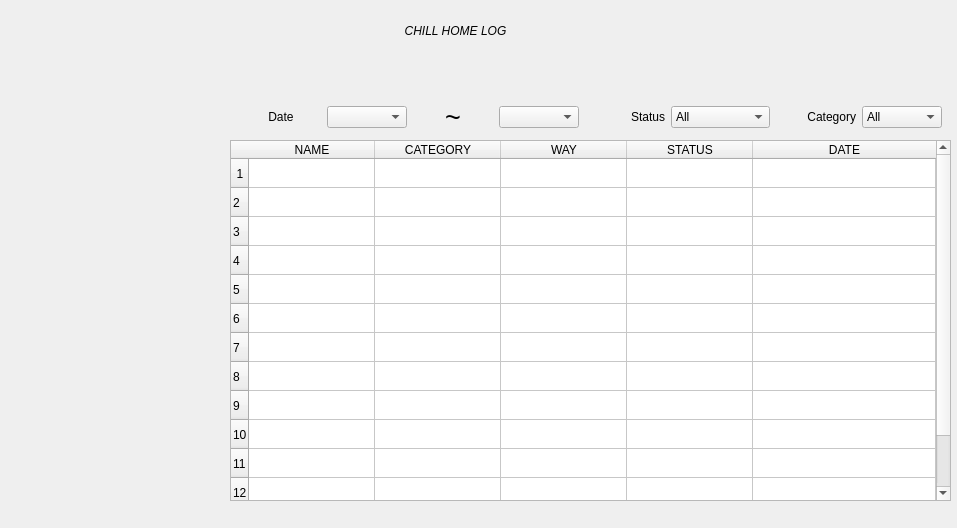
Above: SmartHome/GUI/gui_log.ui from addinedu-ros-8th/iot-repo-4 before the change. Below: the same form after it.
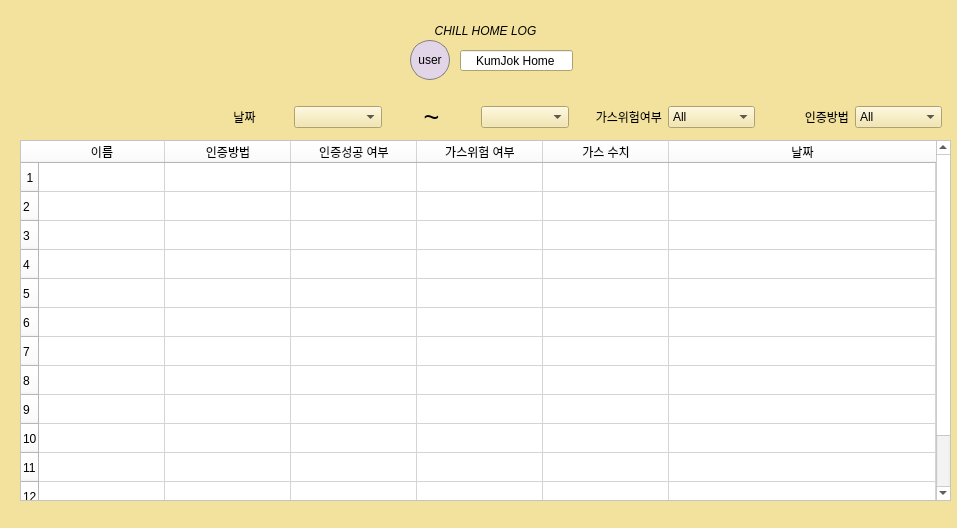
That is the form after the change.

```diff
--- a/SmartHome/GUI/gui_log.ui
+++ b/SmartHome/GUI/gui_log.ui
@@ -10,13 +10,482 @@
     <height>528</height>
    </rect>
   </property>
+  <property name="palette">
+   <palette>
+    <active>
+     <colorrole role="WindowText">
+      <brush brushstyle="SolidPattern">
+       <color alpha="255">
+        <red>0</red>
+        <green>0</green>
+        <blue>0</blue>
+       </color>
+      </brush>
+     </colorrole>
+     <colorrole role="Button">
+      <brush brushstyle="SolidPattern">
+       <color alpha="255">
+        <red>243</red>
+        <green>226</green>
+        <blue>158</blue>
+       </color>
+      </brush>
+     </colorrole>
+     <colorrole role="Light">
+      <brush brushstyle="SolidPattern">
+       <color alpha="255">
+        <red>255</red>
+        <green>255</green>
+        <blue>255</blue>
+       </color>
+      </brush>
+     </colorrole>
+     <colorrole role="Midlight">
+      <brush brushstyle="SolidPattern">
+       <color alpha="255">
+        <red>249</red>
+        <green>240</green>
+        <blue>206</blue>
+       </color>
+      </brush>
+     </colorrole>
+     <colorrole role="Dark">
+      <brush brushstyle="SolidPattern">
+       <color alpha="255">
+        <red>122</red>
+        <green>113</green>
+        <blue>79</blue>
+       </color>
+      </brush>
+     </colorrole>
+     <colorrole role="Mid">
+      <brush brushstyle="SolidPattern">
+       <color alpha="255">
+        <red>162</red>
+        <green>151</green>
+        <blue>106</blue>
+       </color>
+      </brush>
+     </colorrole>
+     <colorrole role="Text">
+      <brush brushstyle="SolidPattern">
+       <color alpha="255">
+        <red>0</red>
+        <green>0</green>
+        <blue>0</blue>
+       </color>
+      </brush>
+     </colorrole>
+     <colorrole role="BrightText">
+      <brush brushstyle="SolidPattern">
+       <color alpha="255">
+        <red>255</red>
+        <green>255</green>
+        <blue>255</blue>
+       </color>
+      </brush>
+     </colorrole>
+     <colorrole role="ButtonText">
+      <brush brushstyle="SolidPattern">
+       <color alpha="255">
+        <red>0</red>
+        <green>0</green>
+        <blue>0</blue>
+       </color>
+      </brush>
+     </colorrole>
+     <colorrole role="Base">
+      <brush brushstyle="SolidPattern">
+       <color alpha="255">
+        <red>255</red>
+        <green>255</green>
+        <blue>255</blue>
+       </color>
+      </brush>
+     </colorrole>
+     <colorrole role="Window">
+      <brush brushstyle="SolidPattern">
+       <color alpha="255">
+        <red>243</red>
+        <green>226</green>
+        <blue>158</blue>
+       </color>
+      </brush>
+     </colorrole>
+     <colorrole role="Shadow">
+      <brush brushstyle="SolidPattern">
+       <color alpha="255">
+        <red>0</red>
+        <green>0</green>
+        <blue>0</blue>
+       </color>
+      </brush>
+     </colorrole>
+     <colorrole role="AlternateBase">
+      <brush brushstyle="SolidPattern">
+       <color alpha="255">
+        <red>249</red>
+        <green>240</green>
+        <blue>206</blue>
+       </color>
+      </brush>
+     </colorrole>
+     <colorrole role="ToolTipBase">
+      <brush brushstyle="SolidPattern">
+       <color alpha="255">
+        <red>255</red>
+        <green>255</green>
+        <blue>220</blue>
+       </color>
+      </brush>
+     </colorrole>
+     <colorrole role="ToolTipText">
+      <brush brushstyle="SolidPattern">
+       <color alpha="255">
+        <red>0</red>
+        <green>0</green>
+        <blue>0</blue>
+       </color>
+      </brush>
+     </colorrole>
+     <colorrole role="PlaceholderText">
+      <brush brushstyle="SolidPattern">
+       <color alpha="127">
+        <red>0</red>
+        <green>0</green>
+        <blue>0</blue>
+       </color>
+      </brush>
+     </colorrole>
+     <colorrole role="Accent">
+      <brush brushstyle="SolidPattern">
+       <color alpha="255">
+        <red>255</red>
+        <green>255</green>
+        <blue>255</blue>
+       </color>
+      </brush>
+     </colorrole>
+    </active>
+    <inactive>
+     <colorrole role="WindowText">
+      <brush brushstyle="SolidPattern">
+       <color alpha="255">
+        <red>0</red>
+        <green>0</green>
+        <blue>0</blue>
+       </color>
+      </brush>
+     </colorrole>
+     <colorrole role="Button">
+      <brush brushstyle="SolidPattern">
+       <color alpha="255">
+        <red>243</red>
+        <green>226</green>
+        <blue>158</blue>
+       </color>
+      </brush>
+     </colorrole>
+     <colorrole role="Light">
+      <brush brushstyle="SolidPattern">
+       <color alpha="255">
+        <red>255</red>
+        <green>255</green>
+        <blue>255</blue>
+       </color>
+      </brush>
+     </colorrole>
+     <colorrole role="Midlight">
+      <brush brushstyle="SolidPattern">
+       <color alpha="255">
+        <red>249</red>
+        <green>240</green>
+        <blue>206</blue>
+       </color>
+      </brush>
+     </colorrole>
+     <colorrole role="Dark">
+      <brush brushstyle="SolidPattern">
+       <color alpha="255">
+        <red>122</red>
+        <green>113</green>
+        <blue>79</blue>
+       </color>
+      </brush>
+     </colorrole>
+     <colorrole role="Mid">
+      <brush brushstyle="SolidPattern">
+       <color alpha="255">
+        <red>162</red>
+        <green>151</green>
+        <blue>106</blue>
+       </color>
+      </brush>
+     </colorrole>
+     <colorrole role="Text">
+      <brush brushstyle="SolidPattern">
+       <color alpha="255">
+        <red>0</red>
+        <green>0</green>
+        <blue>0</blue>
+       </color>
+      </brush>
+     </colorrole>
+     <colorrole role="BrightText">
+      <brush brushstyle="SolidPattern">
+       <color alpha="255">
+        <red>255</red>
+        <green>255</green>
+        <blue>255</blue>
+       </color>
+      </brush>
+     </colorrole>
+     <colorrole role="ButtonText">
+      <brush brushstyle="SolidPattern">
+       <color alpha="255">
+        <red>0</red>
+        <green>0</green>
+        <blue>0</blue>
+       </color>
+      </brush>
+     </colorrole>
+     <colorrole role="Base">
+      <brush brushstyle="SolidPattern">
+       <color alpha="255">
+        <red>255</red>
+        <green>255</green>
+        <blue>255</blue>
+       </color>
+      </brush>
+     </colorrole>
+     <colorrole role="Window">
+      <brush brushstyle="SolidPattern">
+       <color alpha="255">
+        <red>243</red>
+        <green>226</green>
+        <blue>158</blue>
+       </color>
+      </brush>
+     </colorrole>
+     <colorrole role="Shadow">
+      <brush brushstyle="SolidPattern">
+       <color alpha="255">
+        <red>0</red>
+        <green>0</green>
+        <blue>0</blue>
+       </color>
+      </brush>
+     </colorrole>
+     <colorrole role="AlternateBase">
+      <brush brushstyle="SolidPattern">
+       <color alpha="255">
+        <red>249</red>
+        <green>240</green>
+        <blue>206</blue>
+       </color>
+      </brush>
+     </colorrole>
+     <colorrole role="ToolTipBase">
+      <brush brushstyle="SolidPattern">
+       <color alpha="255">
+        <red>255</red>
+        <green>255</green>
+        <blue>220</blue>
+       </color>
+      </brush>
+     </colorrole>
+     <colorrole role="ToolTipText">
+      <brush brushstyle="SolidPattern">
+       <color alpha="255">
+        <red>0</red>
+        <green>0</green>
+        <blue>0</blue>
+       </color>
+      </brush>
+     </colorrole>
+     <colorrole role="PlaceholderText">
+      <brush brushstyle="SolidPattern">
+       <color alpha="127">
+        <red>0</red>
+        <green>0</green>
+        <blue>0</blue>
+       </color>
+      </brush>
+     </colorrole>
+     <colorrole role="Accent">
+      <brush brushstyle="SolidPattern">
+       <color alpha="255">
+        <red>255</red>
+        <green>255</green>
+        <blue>255</blue>
+       </color>
+      </brush>
+     </colorrole>
+    </inactive>
+    <disabled>
+     <colorrole role="WindowText">
+      <brush brushstyle="SolidPattern">
+       <color alpha="255">
+        <red>122</red>
+        <green>113</green>
+        <blue>79</blue>
+       </color>
+      </brush>
+     </colorrole>
+     <colorrole role="Button">
+      <brush brushstyle="SolidPattern">
+       <color alpha="255">
+        <red>243</red>
+        <green>226</green>
+        <blue>158</blue>
+       </color>
+      </brush>
+     </colorrole>
+     <colorrole role="Light">
+      <brush brushstyle="SolidPattern">
+       <color alpha="255">
+        <red>255</red>
+        <green>255</green>
+        <blue>255</blue>
+       </color>
+      </brush>
+     </colorrole>
+     <colorrole role="Midlight">
+      <brush brushstyle="SolidPattern">
+       <color alpha="255">
+        <red>249</red>
+        <green>240</green>
+        <blue>206</blue>
+       </color>
+      </brush>
+     </colorrole>
+     <colorrole role="Dark">
+      <brush brushstyle="SolidPattern">
+       <color alpha="255">
+        <red>122</red>
+        <green>113</green>
+        <blue>79</blue>
+       </color>
+      </brush>
+     </colorrole>
+     <colorrole role="Mid">
+      <brush brushstyle="SolidPattern">
+       <color alpha="255">
+        <red>162</red>
+        <green>151</green>
+        <blue>106</blue>
+       </color>
+      </brush>
+     </colorrole>
+     <colorrole role="Text">
+      <brush brushstyle="SolidPattern">
+       <color alpha="255">
+        <red>122</red>
+        <green>113</green>
+        <blue>79</blue>
+       </color>
+      </brush>
+     </colorrole>
+     <colorrole role="BrightText">
+      <brush brushstyle="SolidPattern">
+       <color alpha="255">
+        <red>255</red>
+        <green>255</green>
+        <blue>255</blue>
+       </color>
+      </brush>
+     </colorrole>
+     <colorrole role="ButtonText">
+      <brush brushstyle="SolidPattern">
+       <color alpha="255">
+        <red>122</red>
+        <green>113</green>
+        <blue>79</blue>
+       </color>
+      </brush>
+     </colorrole>
+     <colorrole role="Base">
+      <brush brushstyle="SolidPattern">
+       <color alpha="255">
+        <red>243</red>
+        <green>226</green>
+        <blue>158</blue>
+       </color>
+      </brush>
+     </colorrole>
+     <colorrole role="Window">
+      <brush brushstyle="SolidPattern">
+       <color alpha="255">
+        <red>243</red>
+        <green>226</green>
+        <blue>158</blue>
+       </color>
+      </brush>
+     </colorrole>
+     <colorrole role="Shadow">
+      <brush brushstyle="SolidPattern">
+       <color alpha="255">
+        <red>0</red>
+        <green>0</green>
+        <blue>0</blue>
+       </color>
+      </brush>
+     </colorrole>
+     <colorrole role="AlternateBase">
+      <brush brushstyle="SolidPattern">
+       <color alpha="255">
+        <red>243</red>
+        <green>226</green>
+        <blue>158</blue>
+       </color>
+      </brush>
+     </colorrole>
+     <colorrole role="ToolTipBase">
+      <brush brushstyle="SolidPattern">
+       <color alpha="255">
+        <red>255</red>
+        <green>255</green>
+        <blue>220</blue>
+       </color>
+      </brush>
+     </colorrole>
+     <colorrole role="ToolTipText">
+      <brush brushstyle="SolidPattern">
+       <color alpha="255">
+        <red>0</red>
+        <green>0</green>
+        <blue>0</blue>
+       </color>
+      </brush>
+     </colorrole>
+     <colorrole role="PlaceholderText">
+      <brush brushstyle="SolidPattern">
+       <color alpha="127">
+        <red>122</red>
+        <green>113</green>
+        <blue>79</blue>
+       </color>
+      </brush>
+     </colorrole>
+     <colorrole role="Accent">
+      <brush brushstyle="SolidPattern">
+       <color alpha="255">
+        <red>255</red>
+        <green>249</green>
+        <blue>227</blue>
+       </color>
+      </brush>
+     </colorrole>
+    </disabled>
+   </palette>
+  </property>
   <property name="windowTitle">
    <string>Dialog</string>
   </property>
   <widget class="QLabel" name="title">
    <property name="geometry">
     <rect>
-     <x>360</x>
+     <x>390</x>
      <y>10</y>
      <width>191</width>
      <height>41</height>
@@ -31,18 +500,487 @@
     <string>CHILL HOME LOG</string>
    </property>
    <property name="alignment">
-    <set>Qt::AlignCenter</set>
+    <set>Qt::AlignmentFlag::AlignCenter</set>
    </property>
   </widget>
   <widget class="QTableWidget" name="tableWidget">
    <property name="geometry">
     <rect>
-     <x>230</x>
+     <x>20</x>
      <y>140</y>
-     <width>721</width>
+     <width>931</width>
      <height>361</height>
     </rect>
    </property>
+   <property name="palette">
+    <palette>
+     <active>
+      <colorrole role="WindowText">
+       <brush brushstyle="SolidPattern">
+        <color alpha="255">
+         <red>0</red>
+         <green>0</green>
+         <blue>0</blue>
+        </color>
+       </brush>
+      </colorrole>
+      <colorrole role="Button">
+       <brush brushstyle="SolidPattern">
+        <color alpha="255">
+         <red>255</red>
+         <green>255</green>
+         <blue>255</blue>
+        </color>
+       </brush>
+      </colorrole>
+      <colorrole role="Light">
+       <brush brushstyle="SolidPattern">
+        <color alpha="255">
+         <red>255</red>
+         <green>255</green>
+         <blue>255</blue>
+        </color>
+       </brush>
+      </colorrole>
+      <colorrole role="Midlight">
+       <brush brushstyle="SolidPattern">
+        <color alpha="255">
+         <red>255</red>
+         <green>255</green>
+         <blue>255</blue>
+        </color>
+       </brush>
+      </colorrole>
+      <colorrole role="Dark">
+       <brush brushstyle="SolidPattern">
+        <color alpha="255">
+         <red>127</red>
+         <green>127</green>
+         <blue>127</blue>
+        </color>
+       </brush>
+      </colorrole>
+      <colorrole role="Mid">
+       <brush brushstyle="SolidPattern">
+        <color alpha="255">
+         <red>170</red>
+         <green>170</green>
+         <blue>170</blue>
+        </color>
+       </brush>
+      </colorrole>
+      <colorrole role="Text">
+       <brush brushstyle="SolidPattern">
+        <color alpha="255">
+         <red>0</red>
+         <green>0</green>
+         <blue>0</blue>
+        </color>
+       </brush>
+      </colorrole>
+      <colorrole role="BrightText">
+       <brush brushstyle="SolidPattern">
+        <color alpha="255">
+         <red>255</red>
+         <green>255</green>
+         <blue>255</blue>
+        </color>
+       </brush>
+      </colorrole>
+      <colorrole role="ButtonText">
+       <brush brushstyle="SolidPattern">
+        <color alpha="255">
+         <red>0</red>
+         <green>0</green>
+         <blue>0</blue>
+        </color>
+       </brush>
+      </colorrole>
+      <colorrole role="Base">
+       <brush brushstyle="SolidPattern">
+        <color alpha="255">
+         <red>255</red>
+         <green>255</green>
+         <blue>255</blue>
+        </color>
+       </brush>
+      </colorrole>
+      <colorrole role="Window">
+       <brush brushstyle="SolidPattern">
+        <color alpha="255">
+         <red>255</red>
+         <green>255</green>
+         <blue>255</blue>
+        </color>
+       </brush>
+      </colorrole>
+      <colorrole role="Shadow">
+       <brush brushstyle="SolidPattern">
+        <color alpha="255">
+         <red>0</red>
+         <green>0</green>
+         <blue>0</blue>
+        </color>
+       </brush>
+      </colorrole>
+      <colorrole role="AlternateBase">
+       <brush brushstyle="SolidPattern">
+        <color alpha="255">
+         <red>255</red>
+         <green>255</green>
+         <blue>255</blue>
+        </color>
+       </brush>
+      </colorrole>
+      <colorrole role="ToolTipBase">
+       <brush brushstyle="SolidPattern">
+        <color alpha="255">
+         <red>255</red>
+         <green>255</green>
+         <blue>220</blue>
+        </color>
+       </brush>
+      </colorrole>
+      <colorrole role="ToolTipText">
+       <brush brushstyle="SolidPattern">
+        <color alpha="255">
+         <red>0</red>
+         <green>0</green>
+         <blue>0</blue>
+        </color>
+       </brush>
+      </colorrole>
+      <colorrole role="PlaceholderText">
+       <brush brushstyle="SolidPattern">
+        <color alpha="127">
+         <red>0</red>
+         <green>0</green>
+         <blue>0</blue>
+        </color>
+       </brush>
+      </colorrole>
+      <colorrole role="Accent">
+       <brush brushstyle="SolidPattern">
+        <color alpha="255">
+         <red>255</red>
+         <green>255</green>
+         <blue>255</blue>
+        </color>
+       </brush>
+      </colorrole>
+     </active>
+     <inactive>
+      <colorrole role="WindowText">
+       <brush brushstyle="SolidPattern">
+        <color alpha="255">
+         <red>0</red>
+         <green>0</green>
+         <blue>0</blue>
+        </color>
+       </brush>
+      </colorrole>
+      <colorrole role="Button">
+       <brush brushstyle="SolidPattern">
+        <color alpha="255">
+         <red>255</red>
+         <green>255</green>
+         <blue>255</blue>
+        </color>
+       </brush>
+      </colorrole>
+      <colorrole role="Light">
+       <brush brushstyle="SolidPattern">
+        <color alpha="255">
+         <red>255</red>
+         <green>255</green>
+         <blue>255</blue>
+        </color>
+       </brush>
+      </colorrole>
+      <colorrole role="Midlight">
+       <brush brushstyle="SolidPattern">
+        <color alpha="255">
+         <red>255</red>
+         <green>255</green>
+         <blue>255</blue>
+        </color>
+       </brush>
+      </colorrole>
+      <colorrole role="Dark">
+       <brush brushstyle="SolidPattern">
+        <color alpha="255">
+         <red>127</red>
+         <green>127</green>
+         <blue>127</blue>
+        </color>
+       </brush>
+      </colorrole>
+      <colorrole role="Mid">
+       <brush brushstyle="SolidPattern">
+        <color alpha="255">
+         <red>170</red>
+         <green>170</green>
+         <blue>170</blue>
+        </color>
+       </brush>
+      </colorrole>
+      <colorrole role="Text">
+       <brush brushstyle="SolidPattern">
+        <color alpha="255">
+         <red>0</red>
+         <green>0</green>
+         <blue>0</blue>
+        </color>
+       </brush>
+      </colorrole>
+      <colorrole role="BrightText">
+       <brush brushstyle="SolidPattern">
+        <color alpha="255">
+         <red>255</red>
+         <green>255</green>
+         <blue>255</blue>
+        </color>
+       </brush>
+      </colorrole>
+      <colorrole role="ButtonText">
+       <brush brushstyle="SolidPattern">
+        <color alpha="255">
+         <red>0</red>
+         <green>0</green>
+         <blue>0</blue>
+        </color>
+       </brush>
+      </colorrole>
+      <colorrole role="Base">
+       <brush brushstyle="SolidPattern">
+        <color alpha="255">
+         <red>255</red>
+         <green>255</green>
+         <blue>255</blue>
+        </color>
+       </brush>
+      </colorrole>
+      <colorrole role="Window">
+       <brush brushstyle="SolidPattern">
+        <color alpha="255">
+         <red>255</red>
+         <green>255</green>
+         <blue>255</blue>
+        </color>
+       </brush>
+      </colorrole>
+      <colorrole role="Shadow">
+       <brush brushstyle="SolidPattern">
+        <color alpha="255">
+         <red>0</red>
+         <green>0</green>
+         <blue>0</blue>
+        </color>
+       </brush>
+      </colorrole>
+      <colorrole role="AlternateBase">
+       <brush brushstyle="SolidPattern">
+        <color alpha="255">
+         <red>255</red>
+         <green>255</green>
+         <blue>255</blue>
+        </color>
+       </brush>
+      </colorrole>
+      <colorrole role="ToolTipBase">
+       <brush brushstyle="SolidPattern">
+        <color alpha="255">
+         <red>255</red>
+         <green>255</green>
+         <blue>220</blue>
+        </color>
+       </brush>
+      </colorrole>
+      <colorrole role="ToolTipText">
+       <brush brushstyle="SolidPattern">
+        <color alpha="255">
+         <red>0</red>
+         <green>0</green>
+         <blue>0</blue>
+        </color>
+       </brush>
+      </colorrole>
+      <colorrole role="PlaceholderText">
+       <brush brushstyle="SolidPattern">
+        <color alpha="127">
+         <red>0</red>
+         <green>0</green>
+         <blue>0</blue>
+        </color>
+       </brush>
+      </colorrole>
+      <colorrole role="Accent">
+       <brush brushstyle="SolidPattern">
+        <color alpha="255">
+         <red>255</red>
+         <green>255</green>
+         <blue>255</blue>
+        </color>
+       </brush>
+      </colorrole>
+     </inactive>
+     <disabled>
+      <colorrole role="WindowText">
+       <brush brushstyle="SolidPattern">
+        <color alpha="255">
+         <red>127</red>
+         <green>127</green>
+         <blue>127</blue>
+        </color>
+       </brush>
+      </colorrole>
+      <colorrole role="Button">
+       <brush brushstyle="SolidPattern">
+        <color alpha="255">
+         <red>255</red>
+         <green>255</green>
+         <blue>255</blue>
+        </color>
+       </brush>
+      </colorrole>
+      <colorrole role="Light">
+       <brush brushstyle="SolidPattern">
+        <color alpha="255">
+         <red>255</red>
+         <green>255</green>
+         <blue>255</blue>
+        </color>
+       </brush>
+      </colorrole>
+      <colorrole role="Midlight">
+       <brush brushstyle="SolidPattern">
+        <color alpha="255">
+         <red>255</red>
+         <green>255</green>
+         <blue>255</blue>
+        </color>
+       </brush>
+      </colorrole>
+      <colorrole role="Dark">
+       <brush brushstyle="SolidPattern">
+        <color alpha="255">
+         <red>127</red>
+         <green>127</green>
+         <blue>127</blue>
+        </color>
+       </brush>
+      </colorrole>
+      <colorrole role="Mid">
+       <brush brushstyle="SolidPattern">
+        <color alpha="255">
+         <red>170</red>
+         <green>170</green>
+         <blue>170</blue>
+        </color>
+       </brush>
+      </colorrole>
+      <colorrole role="Text">
+       <brush brushstyle="SolidPattern">
+        <color alpha="255">
+         <red>127</red>
+         <green>127</green>
+         <blue>127</blue>
+        </color>
+       </brush>
+      </colorrole>
+      <colorrole role="BrightText">
+       <brush brushstyle="SolidPattern">
+        <color alpha="255">
+         <red>255</red>
+         <green>255</green>
+         <blue>255</blue>
+        </color>
+       </brush>
+      </colorrole>
+      <colorrole role="ButtonText">
+       <brush brushstyle="SolidPattern">
+        <color alpha="255">
+         <red>127</red>
+         <green>127</green>
+         <blue>127</blue>
+        </color>
+       </brush>
+      </colorrole>
+      <colorrole role="Base">
+       <brush brushstyle="SolidPattern">
+        <color alpha="255">
+         <red>255</red>
+         <green>255</green>
+         <blue>255</blue>
+        </color>
+       </brush>
+      </colorrole>
+      <colorrole role="Window">
+       <brush brushstyle="SolidPattern">
+        <color alpha="255">
+         <red>255</red>
+         <green>255</green>
+         <blue>255</blue>
+        </color>
+       </brush>
+      </colorrole>
+      <colorrole role="Shadow">
+       <brush brushstyle="SolidPattern">
+        <color alpha="255">
+         <red>0</red>
+         <green>0</green>
+         <blue>0</blue>
+        </color>
+       </brush>
+      </colorrole>
+      <colorrole role="AlternateBase">
+       <brush brushstyle="SolidPattern">
+        <color alpha="255">
+         <red>255</red>
+         <green>255</green>
+         <blue>255</blue>
+        </color>
+       </brush>
+      </colorrole>
+      <colorrole role="ToolTipBase">
+       <brush brushstyle="SolidPattern">
+        <color alpha="255">
+         <red>255</red>
+         <green>255</green>
+         <blue>220</blue>
+        </color>
+       </brush>
+      </colorrole>
+      <colorrole role="ToolTipText">
+       <brush brushstyle="SolidPattern">
+        <color alpha="255">
+         <red>0</red>
+         <green>0</green>
+         <blue>0</blue>
+        </color>
+       </brush>
+      </colorrole>
+      <colorrole role="PlaceholderText">
+       <brush brushstyle="SolidPattern">
+        <color alpha="127">
+         <red>127</red>
+         <green>127</green>
+         <blue>127</blue>
+        </color>
+       </brush>
+      </colorrole>
+      <colorrole role="Accent">
+       <brush brushstyle="SolidPattern">
+        <color alpha="255">
+         <red>255</red>
+         <green>255</green>
+         <blue>255</blue>
+        </color>
+       </brush>
+      </colorrole>
+     </disabled>
+    </palette>
+   </property>
    <attribute name="horizontalHeaderDefaultSectionSize">
     <number>126</number>
    </attribute>
@@ -63,69 +1001,21 @@
      <set>AlignCenter</set>
     </property>
    </row>
-   <row>
-    <property name="text">
-     <string>2</string>
-    </property>
-   </row>
-   <row>
-    <property name="text">
-     <string>3</string>
-    </property>
-   </row>
-   <row>
-    <property name="text">
-     <string>4</string>
-    </property>
-   </row>
-   <row>
-    <property name="text">
-     <string>5</string>
-    </property>
-   </row>
-   <row>
-    <property name="text">
-     <string>6</string>
-    </property>
-   </row>
-   <row>
-    <property name="text">
-     <string>7</string>
-    </property>
-   </row>
-   <row>
-    <property name="text">
-     <string>8</string>
-    </property>
-   </row>
-   <row>
-    <property name="text">
-     <string>9</string>
-    </property>
-   </row>
-   <row>
-    <property name="text">
-     <string>10</string>
-    </property>
-   </row>
-   <row>
-    <property name="text">
-     <string>11</string>
-    </property>
-   </row>
-   <row>
-    <property name="text">
-     <string>12</string>
-    </property>
-   </row>
-   <row>
-    <property name="text">
-     <string>13</string>
-    </property>
-   </row>
+   <row/>
+   <row/>
+   <row/>
+   <row/>
+   <row/>
+   <row/>
+   <row/>
+   <row/>
+   <row/>
+   <row/>
+   <row/>
+   <row/>
    <column>
     <property name="text">
-     <string>NAME</string>
+     <string>이름</string>
     </property>
     <property name="background">
      <color>
@@ -137,7 +1027,7 @@
    </column>
    <column>
     <property name="text">
-     <string>CATEGORY</string>
+     <string>인증방법</string>
     </property>
     <property name="background">
      <color>
@@ -149,7 +1039,7 @@
    </column>
    <column>
     <property name="text">
-     <string>WAY</string>
+     <string>인증성공 여부</string>
     </property>
     <property name="background">
      <color>
@@ -161,7 +1051,7 @@
    </column>
    <column>
     <property name="text">
-     <string>STATUS</string>
+     <string>가스위험 여부</string>
     </property>
     <property name="background">
      <color>
@@ -173,7 +1063,7 @@
    </column>
    <column>
     <property name="text">
-     <string>DATE</string>
+     <string>가스 수치</string>
     </property>
     <property name="background">
      <color>
@@ -183,6 +1073,11 @@
      </color>
     </property>
    </column>
+   <column>
+    <property name="text">
+     <string>날짜</string>
+    </property>
+   </column>
    <item row="0" column="0">
     <property name="text">
      <string/>
@@ -195,9 +1090,9 @@
   <widget class="QWidget" name="layoutWidget">
    <property name="geometry">
     <rect>
-     <x>241</x>
+     <x>201</x>
      <y>100</y>
-     <width>701</width>
+     <width>741</width>
      <height>34</height>
     </rect>
    </property>
@@ -205,10 +1100,10 @@
     <item>
      <widget class="QLabel" name="labelDate">
       <property name="text">
-       <string>Date</string>
+       <string>날짜</string>
       </property>
       <property name="alignment">
-       <set>Qt::AlignCenter</set>
+       <set>Qt::AlignmentFlag::AlignCenter</set>
       </property>
      </widget>
     </item>
@@ -233,7 +1128,7 @@
        <string>~</string>
       </property>
       <property name="alignment">
-       <set>Qt::AlignCenter</set>
+       <set>Qt::AlignmentFlag::AlignCenter</set>
       </property>
      </widget>
     </item>
@@ -243,10 +1138,10 @@
     <item>
      <widget class="QLabel" name="labelStatus">
       <property name="text">
-       <string>Status</string>
+       <string>가스위험여부</string>
       </property>
       <property name="alignment">
-       <set>Qt::AlignRight|Qt::AlignTrailing|Qt::AlignVCenter</set>
+       <set>Qt::AlignmentFlag::AlignRight|Qt::AlignmentFlag::AlignTrailing|Qt::AlignmentFlag::AlignVCenter</set>
       </property>
      </widget>
     </item>
@@ -259,57 +1154,17 @@
       </item>
       <item>
        <property name="text">
-        <string>Add</string>
+        <string>안전</string>
        </property>
       </item>
       <item>
        <property name="text">
-        <string>Delete</string>
+        <string>주의</string>
        </property>
       </item>
       <item>
        <property name="text">
-        <string>Update</string>
-       </property>
-      </item>
-      <item>
-       <property name="text">
-        <string>On</string>
-       </property>
-      </item>
-      <item>
-       <property name="text">
-        <string>Open</string>
-       </property>
-      </item>
-      <item>
-       <property name="text">
-        <string>Close</string>
-       </property>
-      </item>
-      <item>
-       <property name="text">
-        <string>Danger</string>
-       </property>
-      </item>
-      <item>
-       <property name="text">
-        <string>Safe</string>
-       </property>
-      </item>
-      <item>
-       <property name="text">
-        <string>Warnning</string>
-       </property>
-      </item>
-      <item>
-       <property name="text">
-        <string>DOORLOCK</string>
-       </property>
-      </item>
-      <item>
-       <property name="text">
-        <string>Off</string>
+        <string>위험</string>
        </property>
       </item>
      </widget>
@@ -317,10 +1172,10 @@
     <item>
      <widget class="QLabel" name="labelCategory">
       <property name="text">
-       <string>Category</string>
+       <string>인증방법</string>
       </property>
       <property name="alignment">
-       <set>Qt::AlignRight|Qt::AlignTrailing|Qt::AlignVCenter</set>
+       <set>Qt::AlignmentFlag::AlignRight|Qt::AlignmentFlag::AlignTrailing|Qt::AlignmentFlag::AlignVCenter</set>
       </property>
      </widget>
     </item>
@@ -333,33 +1188,55 @@
       </item>
       <item>
        <property name="text">
-        <string>Door</string>
+        <string>FACE ID</string>
        </property>
       </item>
       <item>
        <property name="text">
-        <string>LED</string>
-       </property>
-      </item>
-      <item>
-       <property name="text">
-        <string>Window</string>
-       </property>
-      </item>
-      <item>
-       <property name="text">
-        <string>Garage</string>
-       </property>
-      </item>
-      <item>
-       <property name="text">
-        <string>Gas</string>
+        <string>RFID</string>
        </property>
       </item>
      </widget>
     </item>
    </layout>
   </widget>
+  <widget class="QPushButton" name="btnUser">
+   <property name="geometry">
+    <rect>
+     <x>410</x>
+     <y>40</y>
+     <width>40</width>
+     <height>40</height>
+    </rect>
+   </property>
+   <property name="styleSheet">
+    <string notr="true">QPushButton
+{
+    background-color: rgb(225, 213, 231);
+    border-radius:  20px;  /* 모서리를 둥글게 (값을 조절 가능) */
+	border: 1px solid gray;  /* 테두리 */
+}</string>
+   </property>
+   <property name="text">
+    <string>user</string>
+   </property>
+  </widget>
+  <widget class="QLineEdit" name="lineEdit">
+   <property name="geometry">
+    <rect>
+     <x>460</x>
+     <y>50</y>
+     <width>113</width>
+     <height>21</height>
+    </rect>
+   </property>
+   <property name="text">
+    <string>KumJok Home</string>
+   </property>
+   <property name="alignment">
+    <set>Qt::AlignmentFlag::AlignCenter</set>
+   </property>
+  </widget>
  </widget>
  <resources/>
  <connections/>
```
